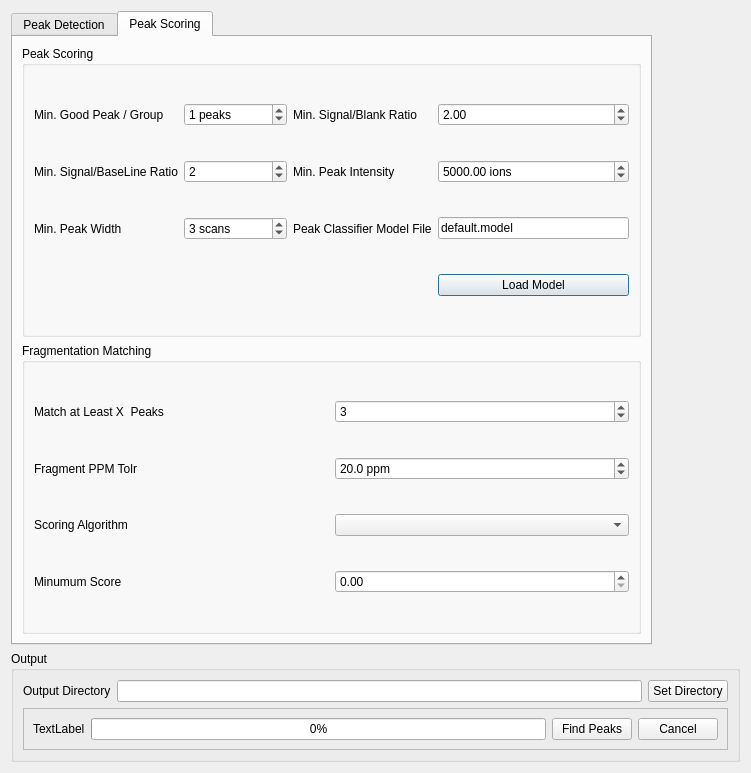
Before: the Qt Designer form src/maven/forms/peakdetectiondialog.ui in eugenemel/maven, drawn with Qt 5.
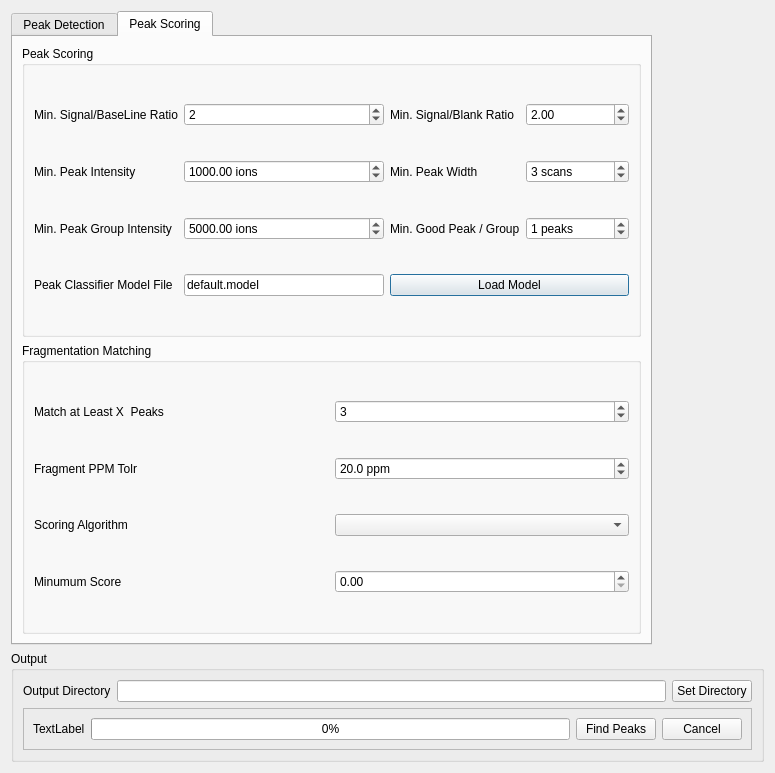
After: the same form once the commit is applied. The open tabs and pages were chosen to show the change.

Commit message: Added new parameter to GUI, read from dialog box.

What changed in the file:
```diff
--- a/src/maven/forms/peakdetectiondialog.ui
+++ b/src/maven/forms/peakdetectiondialog.ui
@@ -6,7 +6,7 @@
    <rect>
     <x>0</x>
     <y>0</y>
-    <width>751</width>
+    <width>775</width>
     <height>773</height>
    </rect>
   </property>
@@ -383,30 +383,34 @@
           <string>Peak Scoring</string>
          </property>
          <layout class="QGridLayout" name="gridLayout_3">
-          <item row="4" column="0">
-           <widget class="QLabel" name="label_6">
-            <property name="text">
-             <string>Min. Signal/BaseLine Ratio</string>
-            </property>
-           </widget>
-          </item>
-          <item row="3" column="3">
-           <widget class="QDoubleSpinBox" name="sigBlankRatio">
-            <property name="maximum">
-             <double>10000000.000000000000000</double>
-            </property>
-            <property name="value">
-             <double>2.000000000000000</double>
-            </property>
-           </widget>
-          </item>
-          <item row="5" column="2">
+          <item row="6" column="0">
            <widget class="QLabel" name="label_100">
             <property name="text">
              <string>Peak Classifier Model File</string>
             </property>
            </widget>
           </item>
+          <item row="5" column="2">
+           <widget class="QLabel" name="label_5">
+            <property name="text">
+             <string>Min. Good Peak / Group</string>
+            </property>
+           </widget>
+          </item>
+          <item row="5" column="0">
+           <widget class="QLabel" name="label_10">
+            <property name="text">
+             <string>Min. Peak Group Intensity</string>
+            </property>
+           </widget>
+          </item>
+          <item row="3" column="0">
+           <widget class="QLabel" name="label_6">
+            <property name="text">
+             <string>Min. Signal/BaseLine Ratio</string>
+            </property>
+           </widget>
+          </item>
           <item row="3" column="2">
            <widget class="QLabel" name="label_9">
             <property name="text">
@@ -414,14 +418,34 @@
             </property>
            </widget>
           </item>
-          <item row="3" column="0">
-           <widget class="QLabel" name="label_5">
+          <item row="6" column="1">
+           <widget class="QLineEdit" name="classificationModelFilename">
             <property name="text">
-             <string>Min. Good Peak / Group</string>
+             <string>default.model</string>
             </property>
            </widget>
           </item>
-          <item row="3" column="1">
+          <item row="5" column="1">
+           <widget class="QDoubleSpinBox" name="minGroupIntensity">
+            <property name="suffix">
+             <string> ions</string>
+            </property>
+            <property name="maximum">
+             <double>999999999.000000000000000</double>
+            </property>
+            <property name="value">
+             <double>5000.000000000000000</double>
+            </property>
+           </widget>
+          </item>
+          <item row="6" column="2" colspan="2">
+           <widget class="QPushButton" name="loadModelButton">
+            <property name="text">
+             <string>Load Model</string>
+            </property>
+           </widget>
+          </item>
+          <item row="5" column="3">
            <widget class="QSpinBox" name="minGoodGroupCount">
             <property name="suffix">
              <string> peaks</string>
@@ -434,7 +458,27 @@
             </property>
            </widget>
           </item>
-          <item row="5" column="1">
+          <item row="3" column="1">
+           <widget class="QSpinBox" name="sigBaselineRatio">
+            <property name="maximum">
+             <number>10000000</number>
+            </property>
+            <property name="value">
+             <number>2</number>
+            </property>
+           </widget>
+          </item>
+          <item row="3" column="3">
+           <widget class="QDoubleSpinBox" name="sigBlankRatio">
+            <property name="maximum">
+             <double>10000000.000000000000000</double>
+            </property>
+            <property name="value">
+             <double>2.000000000000000</double>
+            </property>
+           </widget>
+          </item>
+          <item row="4" column="3">
            <widget class="QSpinBox" name="minNoNoiseObs">
             <property name="suffix">
              <string> scans</string>
@@ -450,29 +494,22 @@
             </property>
            </widget>
           </item>
-          <item row="5" column="0">
+          <item row="4" column="2">
            <widget class="QLabel" name="label_12">
             <property name="text">
              <string>Min. Peak Width</string>
             </property>
            </widget>
           </item>
-          <item row="5" column="3">
-           <widget class="QLineEdit" name="classificationModelFilename">
-            <property name="text">
-             <string>default.model</string>
-            </property>
-           </widget>
-          </item>
-          <item row="4" column="2">
-           <widget class="QLabel" name="label_10">
+          <item row="4" column="0">
+           <widget class="QLabel" name="label_21">
             <property name="text">
              <string>Min. Peak Intensity</string>
             </property>
            </widget>
           </item>
-          <item row="4" column="3">
-           <widget class="QDoubleSpinBox" name="minGroupIntensity">
+          <item row="4" column="1">
+           <widget class="QDoubleSpinBox" name="minPeakIntensity">
             <property name="suffix">
              <string> ions</string>
             </property>
@@ -480,24 +517,7 @@
              <double>999999999.000000000000000</double>
             </property>
             <property name="value">
-             <double>5000.000000000000000</double>
-            </property>
-           </widget>
-          </item>
-          <item row="4" column="1">
-           <widget class="QSpinBox" name="sigBaselineRatio">
-            <property name="maximum">
-             <number>10000000</number>
-            </property>
-            <property name="value">
-             <number>2</number>
-            </property>
-           </widget>
-          </item>
-          <item row="6" column="3">
-           <widget class="QPushButton" name="loadModelButton">
-            <property name="text">
-             <string>Load Model</string>
+             <double>1000.000000000000000</double>
             </property>
            </widget>
           </item>
```
Left out of the diff: 2 changed lines with no effect on the pictures. The commit also changes 1 other file.
